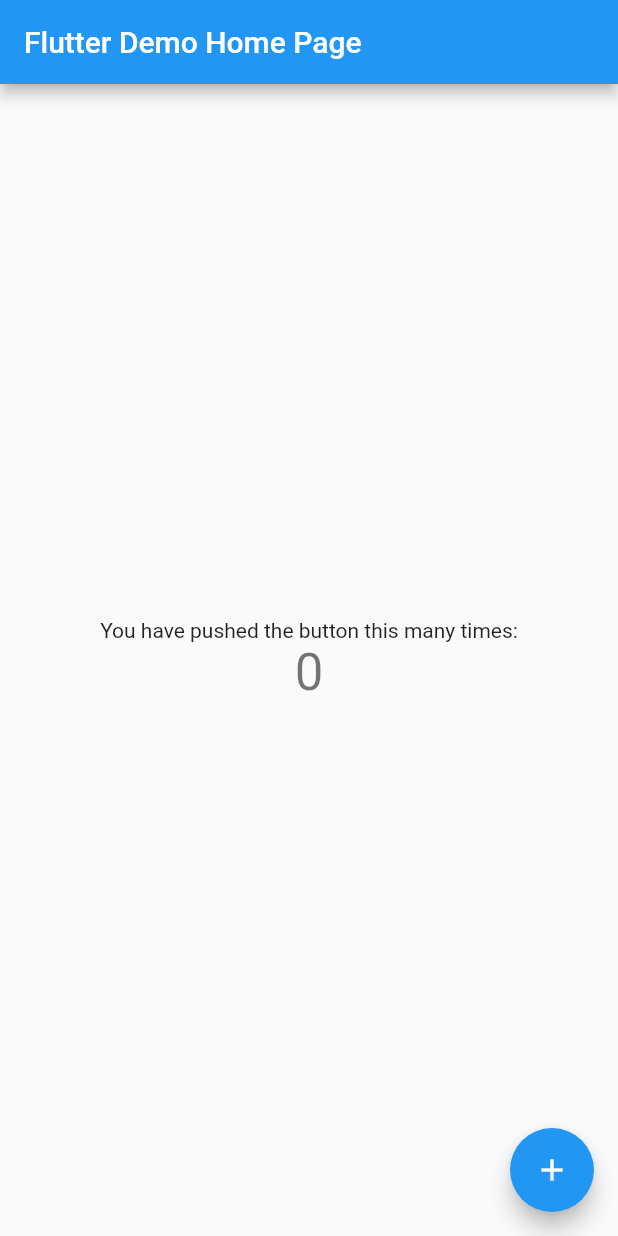
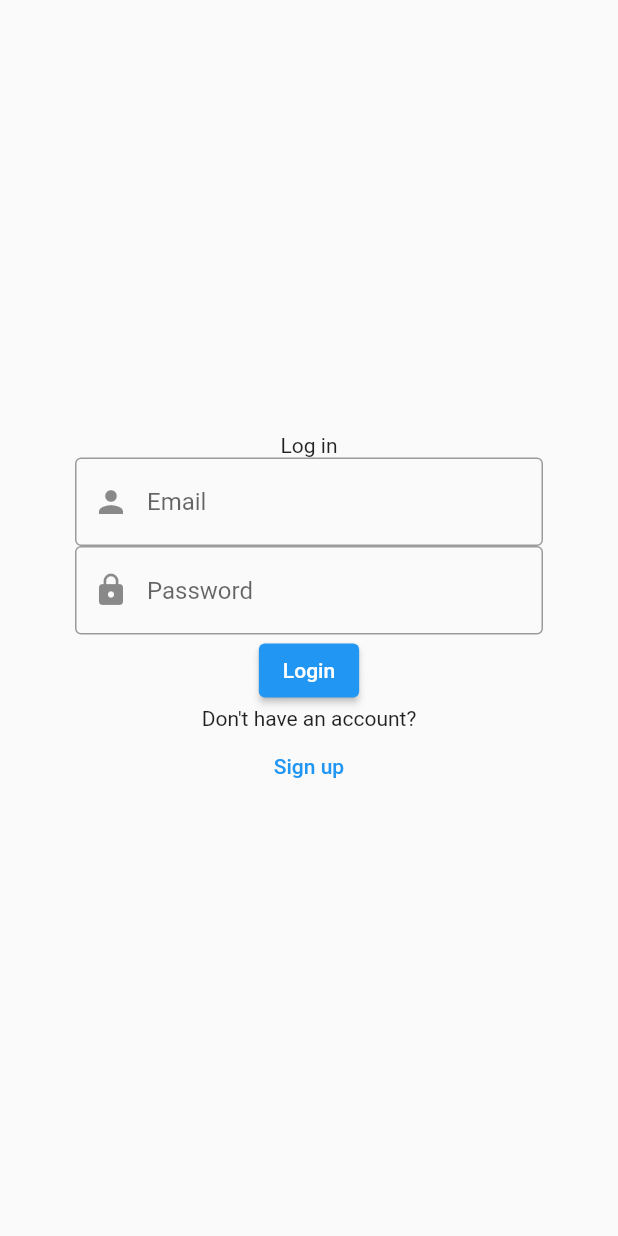
Before and after one commit to Elfsilon/flutter_study, a Flutter app: the screen it shows after launch, on a phone screen of 412 x 824 dp. Run offline on Flutter 3.47's test engine with Material 2 defaults, Android fonts, the phone set to English and light mode, and no system bars.

Commit message:
Lay out login, signup pages. Add validation

```diff
--- /dev/null
+++ b/firebase_auth/lib/helpers/validator.dart
@@ -0,0 +1,13 @@
+class Validator {
+  static String? email(String? value) {
+      RegExp reg = RegExp(r"\w+@\w+\.\w+");
+      if (value != null && value.isNotEmpty && reg.hasMatch(value)) return value;
+      return "Invalid email format";
+  }
+
+  static String? password(String? value) {
+    RegExp reg = RegExp(r"^(?=.*[A-Z])(?=.*[a-z])(?=.*[0-9])(?=.*[^\w\s]).{8,}");
+    if (value != null && value.isNotEmpty && reg.hasMatch(value)) return value;
+    return "Invalid password format";
+  }
+}
--- /dev/null
+++ b/firebase_auth/lib/layouts/login_layout.dart
@@ -0,0 +1,58 @@
+import 'package:firebase_auth/helpers/validator.dart';
+import 'package:flutter/material.dart';
+
+class LoginLayout extends StatelessWidget {
+LoginLayout({ Key? key }) : super(key: key);
+
+final _formKey = GlobalKey<FormState>();
+
+  @override
+  Widget build(BuildContext context){
+    return Center(
+      child: Container(
+        padding: const EdgeInsets.symmetric(horizontal: 50),
+        child: Column(
+          mainAxisSize: MainAxisSize.min,
+          children: [
+            const Text("Log in"),
+            Form(
+              key: _formKey,
+              child: Column(
+                mainAxisSize: MainAxisSize.min,
+                children: [
+                  TextFormField(
+                    decoration: const InputDecoration(
+                      hintText: "Email",
+                      prefixIcon: Icon(Icons.person),
+                      border: OutlineInputBorder(),
+                    ),
+                    validator: (value) => Validator.email(value),
+                  ),
+                  TextFormField(
+                    decoration: const InputDecoration(
+                      hintText: "Password",
+                      prefixIcon: Icon(Icons.lock),
+                      border: OutlineInputBorder(),
+                    ),
+                    obscureText: true,
+                  ),
+                  ElevatedButton(
+                    onPressed: () {
+                      if (_formKey.currentState!.validate()) {
+                        print("correct");
+                      }
+                      print("incorrect");
+                    },
+                    child: const Text("Login"),
+                  ),
+                  const Text("Don't have an account?"),
+                  TextButton(onPressed: () => Navigator.pushNamed(context, "/signup"), child: const Text("Sign up")),
+                ],
+              ),
+            ),
+          ],
+        ),
+      ),
+    );
+  }
+}
--- a/firebase_auth/lib/main.dart
+++ b/firebase_auth/lib/main.dart
@@ -1,3 +1,6 @@
+import 'package:firebase_auth/pages/congrats_page.dart';
+import 'package:firebase_auth/pages/login_page.dart';
+import 'package:firebase_auth/pages/signup_page.dart';
 import 'package:flutter/material.dart';
 
 void main() {
@@ -14,53 +17,13 @@
       theme: ThemeData(
         primarySwatch: Colors.blue,
       ),
-      home: const MyHomePage(title: 'Flutter Demo Home Page'),
+      debugShowCheckedModeBanner: false,
+      initialRoute: "/login",
+      routes: {
+        "/login": (context) => const LoginPage(),
+        "/signup":(context) => const SignupPage(),
+        "/congrats":(context) => const CongratsPage(),
+      },
     );
   }
 }
-
-class MyHomePage extends StatefulWidget {
-  const MyHomePage({Key? key, required this.title}) : super(key: key);
-  final String title;
-
-  @override
-  State<MyHomePage> createState() => _MyHomePageState();
-}
-
-class _MyHomePageState extends State<MyHomePage> {
-  int _counter = 0;
-
-  void _incrementCounter() {
-    setState(() {
-      _counter++;
-    });
-  }
-
-  @override
-  Widget build(BuildContext context) {
-    return Scaffold(
-      appBar: AppBar(
-        title: Text(widget.title),
-      ),
-      body: Center(
-        child: Column(
-          mainAxisAlignment: MainAxisAlignment.center,
-          children: <Widget>[
-            const Text(
-              'You have pushed the button this many times:',
-            ),
-            Text(
-              '$_counter',
-              style: Theme.of(context).textTheme.headline4,
-            ),
-          ],
-        ),
-      ),
-      floatingActionButton: FloatingActionButton(
-        onPressed: _incrementCounter,
-        tooltip: 'Increment',
-        child: const Icon(Icons.add),
-      ),
-    );
-  }
-}
--- /dev/null
+++ b/firebase_auth/lib/pages/login_page.dart
@@ -0,0 +1,18 @@
+import 'package:firebase_auth/layouts/login_layout.dart';
+import 'package:flutter/material.dart';
+
+class LoginPage extends StatefulWidget {
+  const LoginPage({ Key? key }) : super(key: key);
+
+  @override
+  _LoginPageState createState() => _LoginPageState();
+}
+
+class _LoginPageState extends State<LoginPage> {
+  @override
+  Widget build(BuildContext context) {
+    return Scaffold(
+      body: LoginLayout(),
+    );
+  }
+}
```
Also changed, not shown: firebase_auth/lib/layouts/signup_layout.dart (added, +59 -0 lines), firebase_auth/lib/pages/congrats_page.dart (added, +10 -0 lines), firebase_auth/lib/pages/signup_page.dart (added, +16 -0 lines), firebase_auth/lib/widgets/popup.dart (added, +10 -0 lines), firebase_auth/pubspec.lock.
